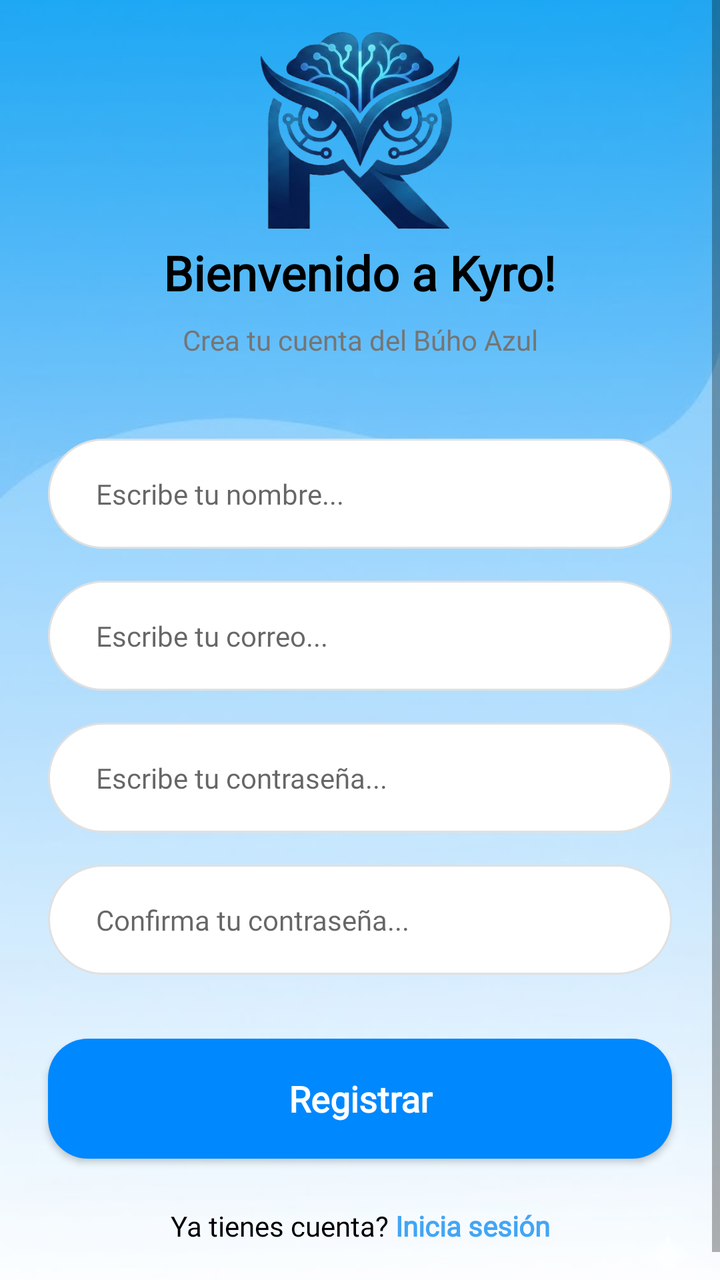
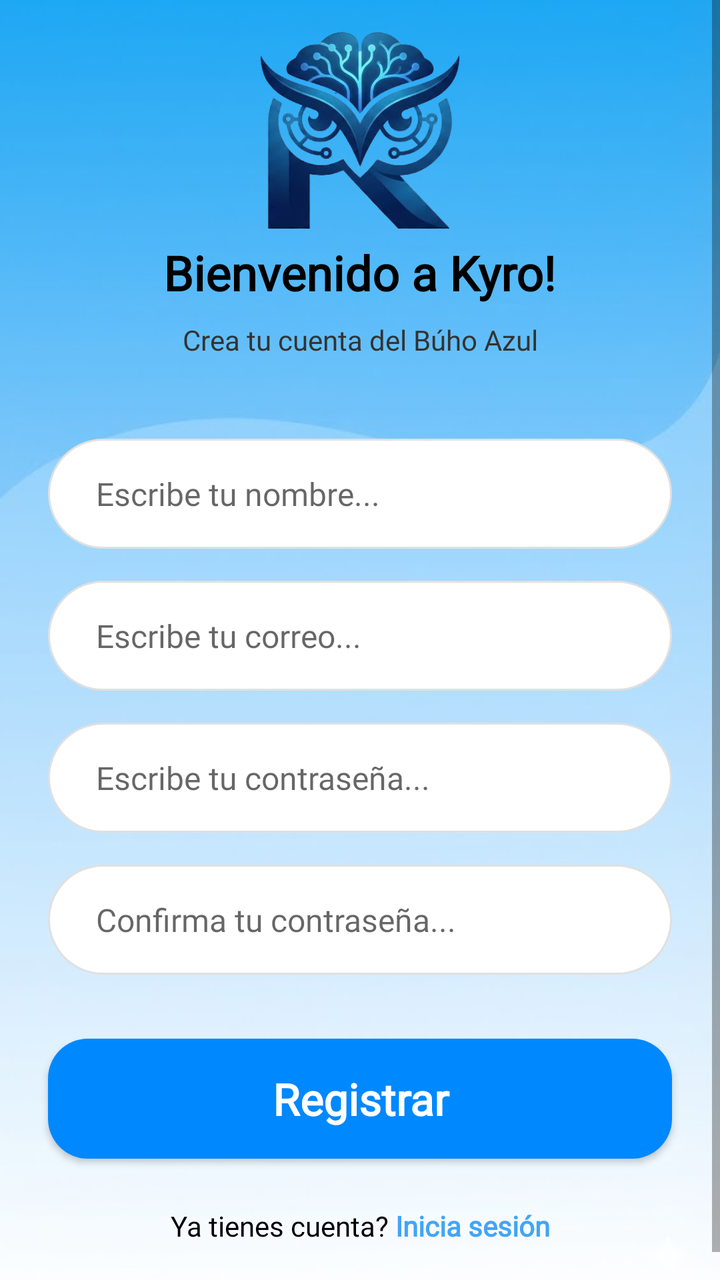

An Android layout rendered at two revisions. The XML below is the earlier revision; the diff shows what the commit changed to produce the second picture.
<!-- AndroidManifest.xml: activity theme Theme.MaterialComponents.Light.NoActionBar -->
<!-- res/layout/activity_register.xml -->
<?xml version="1.0" encoding="utf-8"?>
<ScrollView xmlns:android="http://schemas.android.com/apk/res/android"
xmlns:app="http://schemas.android.com/apk/res-auto"
android:layout_width="match_parent"
android:layout_height="match_parent"
android:fillViewport="true">

    <androidx.constraintlayout.widget.ConstraintLayout
        android:layout_width="match_parent"
        android:layout_height="wrap_content"
        android:paddingBottom="32dp"
        android:background="@drawable/img_fondo_primal">

        <ImageView
            android:layout_width="100dp"
            android:layout_height="100dp"
            android:src="@drawable/logo_kyro_no_bg"
            android:layout_margin="15dp"
            app:layout_constraintTop_toTopOf="parent"
            app:layout_constraintStart_toStartOf="parent"
            app:layout_constraintEnd_toEndOf="parent"/>

        <TextView
            android:id="@+id/tvTitle"
            android:layout_width="wrap_content"
            android:layout_height="wrap_content"
            android:text="Bienvenido a Kyro!"
            android:fontFamily="@font/poppins"
            android:textStyle="bold"
            android:textColor="#000000"
            android:textSize="24sp"
            android:layout_marginTop="120dp"
            app:layout_constraintTop_toTopOf="parent"
            app:layout_constraintStart_toStartOf="parent"
            app:layout_constraintEnd_toEndOf="parent"/>

        <TextView
            android:id="@+id/tvSubtitle"
            android:layout_width="wrap_content"
            android:layout_height="wrap_content"
            android:text="Crea tu cuenta del Búho Azul"
            android:fontFamily="@font/poppins"
            android:textColor="#757575"
            android:textSize="14sp"
            android:layout_marginTop="8dp"
            app:layout_constraintTop_toBottomOf="@+id/tvTitle"
            app:layout_constraintStart_toStartOf="parent"
            app:layout_constraintEnd_toEndOf="parent"/>

        <EditText
            android:id="@+id/etName"
            android:layout_width="0dp"
            android:layout_height="55dp"
            android:layout_marginHorizontal="24dp"
            android:layout_marginTop="40dp"
            android:background="@drawable/bg_blanco_kyro"
            android:hint="Escribe tu nombre..."
            android:paddingStart="24dp"
            android:paddingEnd="24dp"
            android:inputType="textPersonName"
            android:fontFamily="@font/poppins"
            android:textSize="14sp"
            app:layout_constraintTop_toBottomOf="@+id/tvSubtitle"
            app:layout_constraintStart_toStartOf="parent"
            app:layout_constraintEnd_toEndOf="parent"/>

        <EditText
            android:id="@+id/etEmail"
            android:layout_width="0dp"
            android:layout_height="55dp"
            android:layout_marginHorizontal="24dp"
            android:layout_marginTop="16dp"
            android:background="@drawable/bg_blanco_kyro"
            android:hint="Escribe tu correo..."
            android:paddingStart="24dp"
            android:paddingEnd="24dp"
            android:inputType="textEmailAddress"
            android:fontFamily="@font/poppins"
            android:textSize="14sp"
            app:layout_constraintTop_toBottomOf="@+id/etName"
            app:layout_constraintStart_toStartOf="parent"
            app:layout_constraintEnd_toEndOf="parent"/>

        <EditText
            android:id="@+id/etPassword"
            android:layout_width="0dp"
            android:layout_height="55dp"
            android:layout_marginHorizontal="24dp"
            android:layout_marginTop="16dp"
            android:background="@drawable/bg_blanco_kyro"
            android:hint="Escribe tu contraseña..."
            android:paddingStart="24dp"
            android:paddingEnd="24dp"
            android:inputType="textPassword"
            android:fontFamily="@font/poppins"
            android:textSize="14sp"
            app:layout_constraintTop_toBottomOf="@+id/etEmail"
            app:layout_constraintStart_toStartOf="parent"
            app:layout_constraintEnd_toEndOf="parent"/>

        <EditText
            android:id="@+id/etConfirmPassword"
            android:layout_width="0dp"
            android:layout_height="55dp"
            android:layout_marginHorizontal="24dp"
            android:layout_marginTop="16dp"
            android:background="@drawable/bg_blanco_kyro"
            android:hint="Confirma tu contraseña..."
            android:paddingStart="24dp"
            android:paddingEnd="24dp"
            android:inputType="textPassword"
            android:fontFamily="@font/poppins"
            android:textSize="14sp"
            app:layout_constraintTop_toBottomOf="@+id/etPassword"
            app:layout_constraintStart_toStartOf="parent"
            app:layout_constraintEnd_toEndOf="parent"/>

        <androidx.appcompat.widget.AppCompatButton
            android:id="@+id/btnRegister"
            android:layout_width="0dp"
            android:layout_height="60dp"
            android:layout_marginHorizontal="24dp"
            android:layout_marginTop="32dp"
            android:text="Registrar"
            android:textAllCaps="false"
            android:textColor="#FFFFFF"
            android:fontFamily="@font/poppins"
            android:textStyle="bold"
            android:textSize="18sp"
            android:background="@drawable/bg_azul_oscuro_kyro"
            android:gravity="center"
            app:layout_constraintTop_toBottomOf="@+id/etConfirmPassword"
            app:layout_constraintStart_toStartOf="parent"
            app:layout_constraintEnd_toEndOf="parent"/>

        <LinearLayout
            android:layout_width="wrap_content"
            android:layout_height="wrap_content"
            android:orientation="horizontal"
            android:layout_marginTop="24dp"
            app:layout_constraintTop_toBottomOf="@+id/btnRegister"
            app:layout_constraintStart_toStartOf="parent"
            app:layout_constraintEnd_toEndOf="parent">

            <TextView
                android:layout_width="wrap_content"
                android:layout_height="wrap_content"
                android:text="Ya tienes cuenta? "
                android:fontFamily="@font/poppins"
                android:textColor="#000000"/>

            <TextView
                android:id="@+id/tvGoToLogin"
                android:layout_width="wrap_content"
                android:layout_height="wrap_content"
                android:text="Inicia sesión"
                android:textStyle="bold"
                android:fontFamily="@font/poppins"
                android:textColor="@color/b400"/>
        </LinearLayout>

    </androidx.constraintlayout.widget.ConstraintLayout>

</ScrollView>
<!-- resources referenced by this layout -->
<resources>
  <color name="b400">#42A5F5</color>
  <!-- drawable bg_azul_oscuro_kyro (drawable) -->
  <?xml version="1.0" encoding="utf-8"?>
  <shape xmlns:android="http://schemas.android.com/apk/res/android">
      <solid android:color="#0088FF"/>
      <corners android:radius="20dp"/>
  </shape>
  <!-- drawable bg_blanco_kyro (drawable) -->
  <?xml version="1.0" encoding="utf-8"?>
  <shape xmlns:android="http://schemas.android.com/apk/res/android">
      <solid android:color="#FFFFFF"/> <corners android:radius="50dp"/> <stroke android:width="1dp" android:color="#E0E0E0"/>
      <padding android:left="20dp" android:right="20dp"/>
  </shape>
  <!-- drawable img_fondo_primal: jpg bitmap (drawable, 13880 bytes) -->
  <!-- drawable logo_kyro_no_bg: png bitmap (drawable, 155742 bytes) -->
</resources>

<!-- the commit's change to res/layout/activity_register.xml (unified diff, before → after) -->
@@ -35,12 +35,12 @@ android:fillViewport="true">
             app:layout_constraintEnd_toEndOf="parent"/>
 
         <TextView
-            android:id="@+id/tvSubtitle"
+            android:id="@+id/etEmail"
             android:layout_width="wrap_content"
             android:layout_height="wrap_content"
             android:text="Crea tu cuenta del Búho Azul"
             android:fontFamily="@font/poppins"
-            android:textColor="#757575"
+            android:textColor="#333333"
             android:textSize="14sp"
             android:layout_marginTop="8dp"
             app:layout_constraintTop_toBottomOf="@+id/tvTitle"
@@ -59,13 +59,13 @@ android:fillViewport="true">
             android:paddingEnd="24dp"
             android:inputType="textPersonName"
             android:fontFamily="@font/poppins"
-            android:textSize="14sp"
-            app:layout_constraintTop_toBottomOf="@+id/tvSubtitle"
+            android:textSize="16sp"
+            app:layout_constraintTop_toBottomOf="@+id/etEmail"
             app:layout_constraintStart_toStartOf="parent"
             app:layout_constraintEnd_toEndOf="parent"/>
 
         <EditText
-            android:id="@+id/etEmail"
+            android:id="@+id/etPassword"
             android:layout_width="0dp"
             android:layout_height="55dp"
             android:layout_marginHorizontal="24dp"
@@ -76,13 +76,13 @@ android:fillViewport="true">
             android:paddingEnd="24dp"
             android:inputType="textEmailAddress"
             android:fontFamily="@font/poppins"
-            android:textSize="14sp"
+            android:textSize="16sp"
             app:layout_constraintTop_toBottomOf="@+id/etName"
             app:layout_constraintStart_toStartOf="parent"
             app:layout_constraintEnd_toEndOf="parent"/>
 
         <EditText
-            android:id="@+id/etPassword"
+            android:id="@+id/etForgotPassword"
             android:layout_width="0dp"
             android:layout_height="55dp"
             android:layout_marginHorizontal="24dp"
@@ -93,8 +93,8 @@ android:fillViewport="true">
             android:paddingEnd="24dp"
             android:inputType="textPassword"
             android:fontFamily="@font/poppins"
-            android:textSize="14sp"
-            app:layout_constraintTop_toBottomOf="@+id/etEmail"
+            android:textSize="16sp"
+            app:layout_constraintTop_toBottomOf="@+id/etPassword"
             app:layout_constraintStart_toStartOf="parent"
             app:layout_constraintEnd_toEndOf="parent"/>
 
@@ -110,8 +110,8 @@ android:fillViewport="true">
             android:paddingEnd="24dp"
             android:inputType="textPassword"
             android:fontFamily="@font/poppins"
-            android:textSize="14sp"
-            app:layout_constraintTop_toBottomOf="@+id/etPassword"
+            android:textSize="16sp"
+            app:layout_constraintTop_toBottomOf="@+id/etForgotPassword"
             app:layout_constraintStart_toStartOf="parent"
             app:layout_constraintEnd_toEndOf="parent"/>
 
@@ -126,7 +126,7 @@ android:fillViewport="true">
             android:textColor="#FFFFFF"
             android:fontFamily="@font/poppins"
             android:textStyle="bold"
-            android:textSize="18sp"
+            android:textSize="22sp"
             android:background="@drawable/bg_azul_oscuro_kyro"
             android:gravity="center"
             app:layout_constraintTop_toBottomOf="@+id/etConfirmPassword"
